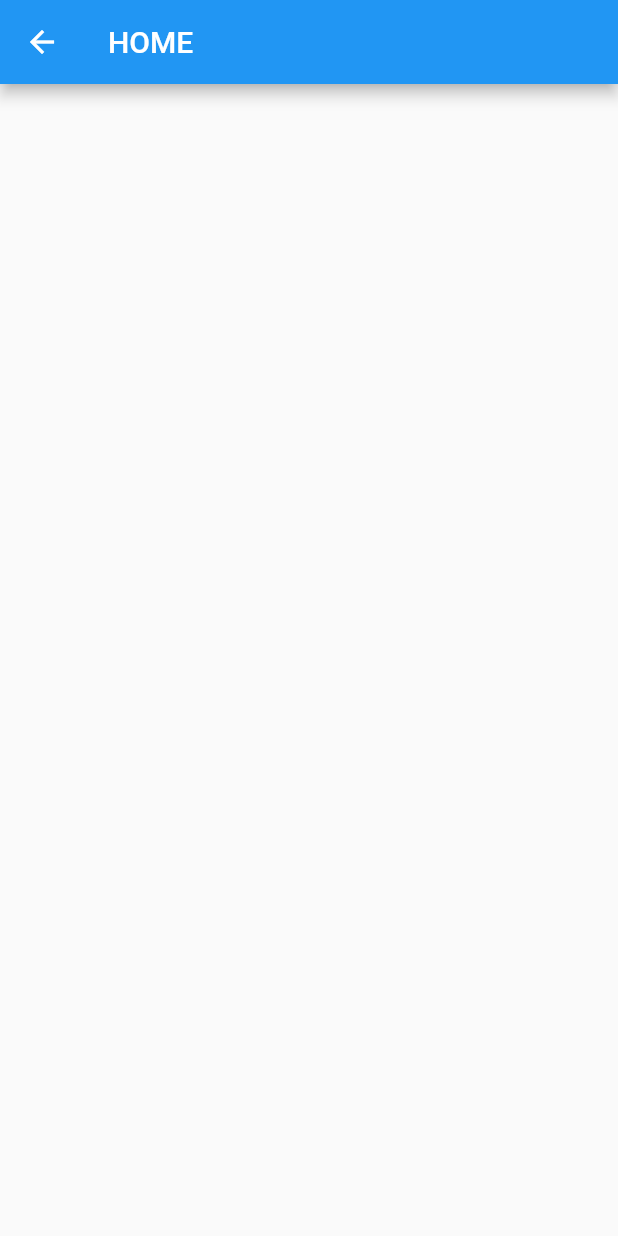
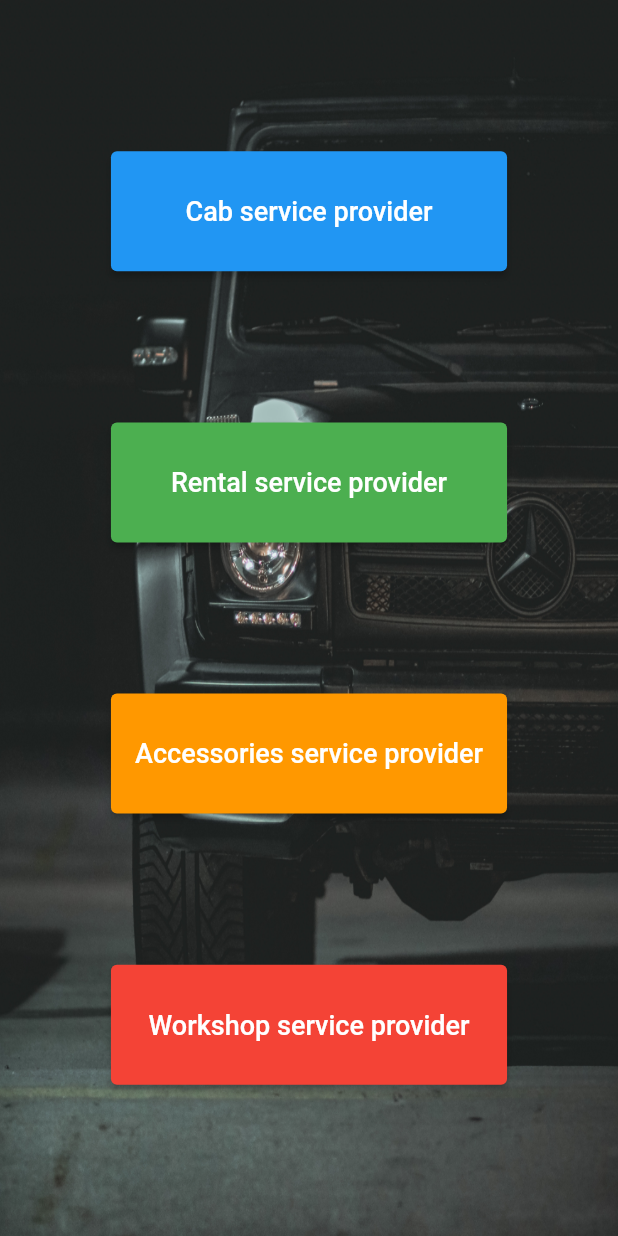
Before and after one commit to flutterShahana/vehprohub, a Flutter app: the HomeProvider screen opened directly, on a phone screen of 412 x 824 dp. Run offline on Flutter 3.47's test engine with Material 2 defaults, Android fonts, the phone set to English and light mode, and no system bars; missing offline and left inert: searchbar_animation.

Commit message:
fourth commit

```diff
--- a/lib/FIRSTLOG/forgotpassword.dart
+++ b/lib/FIRSTLOG/forgotpassword.dart
@@ -140,6 +140,7 @@
 //   }
 // }
 
+import 'package:autoprohub/FIRSTLOG/otp_page.dart';
 import 'package:flutter/material.dart';
 
 class Pass_Forgot extends StatefulWidget {
@@ -212,7 +213,7 @@ class _Pass_ForgotState extends State<Pass_Forgot> {
                     width: 200.0,
                     child: ElevatedButton(
                       onPressed: () {
-                        // Navigator.push(context, MaterialPageRoute(builder: (context)=>));
+                        Navigator.push(context, MaterialPageRoute(builder: (context)=>OTPPage()));
                       },
                       child: const Text(
                         'Login',
--- a/lib/User/ProviderAPH/provider_drawer_pg_nav.dart
+++ b/lib/User/ProviderAPH/provider_drawer_pg_nav.dart
@@ -18,7 +18,6 @@ class _ProvderDrawerPgState extends State<ProvderDrawerPg> {
   List<Widget>widgetList = const [
     HomeProvider(),
     ProviderMybooking(),
-
     ProviderAdofferView()
     ,Medias(),
   Screenprofile(),
--- a/lib/User/ProviderAPH/provider_home.dart
+++ b/lib/User/ProviderAPH/provider_home.dart
@@ -10,10 +10,97 @@ class HomeProvider extends StatefulWidget {
 class _HomeProviderState extends State<HomeProvider> {
   @override
   Widget build(BuildContext context) {
-    return  Scaffold(
+    return Scaffold(
+      body: Container(
+        decoration: const BoxDecoration(
+          image: DecorationImage(
+            image: AssetImage("images/kamshotthat.jpg"),
+            fit: BoxFit.fill,
+          ),
+        ),
+        child: Center(
+          child: IntrinsicWidth(
+            child: Column(
+              mainAxisAlignment: MainAxisAlignment.spaceEvenly,
+              crossAxisAlignment: CrossAxisAlignment.stretch,
+              children: [
+                SizedBox(
+                  height: 80.0,
+                  child: ElevatedButton(
+                    onPressed: () {
+                      // Navigator.push(context, MaterialPageRoute(builder: (context)=>const ));
 
-      appBar: AppBar(
-        title:Text("HOME") ,
+                    },
+                    style: ElevatedButton.styleFrom(
+                      primary: Colors.blue, // Change the button color here
+                    ),
+                    child: const Text(
+                      'Cab service provider',
+                      style: TextStyle(
+                        fontSize: 18,
+                      ),
+                    ),
+                  ),
+                ),
+                SizedBox(
+                  height: 80.0,
+                  child: ElevatedButton(
+                    onPressed: () {
+                      // Navigator.push(context, MaterialPageRoute(builder: (context)=>const ));
+
+                    },
+                    style: ElevatedButton.styleFrom(
+                      primary: Colors.green,
+                    ),
+                    child: const Text(
+                      'Rental service provider',
+                      style: TextStyle(
+                        fontSize: 18,
+                      ),
+                    ),
+                  ),
+                ),
+                SizedBox(
+                  height: 80.0,
+                  child: ElevatedButton(
+                    onPressed: () {
+                      // Navigator.push(context, MaterialPageRoute(builder: (context)=>const ));
+
+
+                    },
+                    style: ElevatedButton.styleFrom(
+                      primary: Colors.orange,
+                    ),
+                    child: const Text(
+                      'Accessories service provider',
+                      style: TextStyle(
+                        fontSize: 18,
+                      ),
+                    ),
+                  ),
+                ),
+                SizedBox(
+                  height: 80.0,
+                  child: ElevatedButton(
+                    onPressed: () {
+                      // Navigator.push(context, MaterialPageRoute(builder: (context)=>const ));
+
+                    },
+                    style: ElevatedButton.styleFrom(
+                      primary: Colors.red,
+                    ),
+                    child: const Text(
+                      'Workshop service provider',
+                      style: TextStyle(
+                        fontSize: 18,
+                      ),
+                    ),
+                  ),
+                ),
+              ],
+            ),
+          ),
+        ),
       ),
     );
   }
--- a/lib/main.dart
+++ b/lib/main.dart
@@ -1,5 +1,10 @@
+import 'package:autoprohub/FIRSTLOG/loginpage.dart';
+import 'package:autoprohub/FIRSTLOG/mapmapmapmap.dart';
+import 'package:autoprohub/FIRSTLOG/otp_page.dart';
 import 'package:autoprohub/User/hamber.dart';
 import 'package:flutter/material.dart';
+
+import 'FIRSTLOG/resetpasswordpg.dart';
 
 void main(){
   print("hello..nj");
@@ -11,9 +16,9 @@ class myapp extends StatelessWidget {
 
   @override
   Widget build(BuildContext context) {
-    return const MaterialApp(
+    return  MaterialApp(
       debugShowCheckedModeBanner: false,
-      home: Hamber(),
+      home: Login_pg(),
 
       // home: ReviewRatingFeedbackPage(),
 
--- a/pubspec.yaml
+++ b/pubspec.yaml
@@ -30,6 +30,8 @@ environment:
 dependencies:
   flutter:
     sdk: flutter
+
+  flutter_osm_plugin: ^0.55.1+1
 
 
   # The following adds the Cupertino Icons font to your application.
```
Also changed, not shown: lib/FIRSTLOG/acctcreateusr.dart (+18 -1 lines), lib/FIRSTLOG/logusrspin.dart (+5 -2 lines), lib/FIRSTLOG/mapmapmapmap.dart (added, +44 -0 lines), lib/FIRSTLOG/otp_page.dart (added, +135 -0 lines), lib/FIRSTLOG/resetpasswordpg.dart (added, +146 -0 lines), pubspec.lock, 2 other files.
